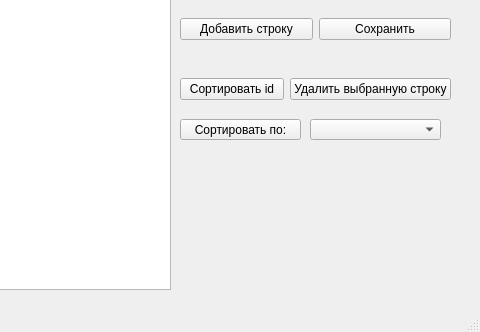
First picture: the form in second_sep.ui, repository mosheadd/QtLang, before the edit; both pictures show x 320 to 800 and y 341 to 673 of the 800 by 673 pixel window.
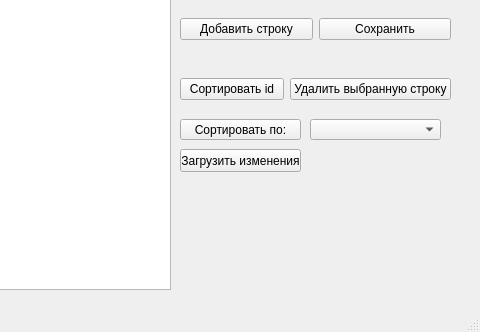
Second picture: the form after the edit.

Commit message: Оба combobox(-a) теперь можно загрузить

What changed in the file:
```diff
--- a/second_sep.ui
+++ b/second_sep.ui
@@ -419,7 +419,7 @@
      </rect>
     </property>
    </widget>
-   <widget class="QWidget" name="">
+   <widget class="QWidget" name="layoutWidget">
     <property name="geometry">
      <rect>
       <x>500</x>
@@ -445,6 +445,19 @@
      </item>
     </layout>
    </widget>
+   <widget class="QPushButton" name="pushButton_7">
+    <property name="geometry">
+     <rect>
+      <x>500</x>
+      <y>490</y>
+      <width>121</width>
+      <height>23</height>
+     </rect>
+    </property>
+    <property name="text">
+     <string>Загрузить изменения</string>
+    </property>
+   </widget>
   </widget>
   <widget class="QMenuBar" name="menubar">
    <property name="geometry">
```
The commit also changes 4 other files.
